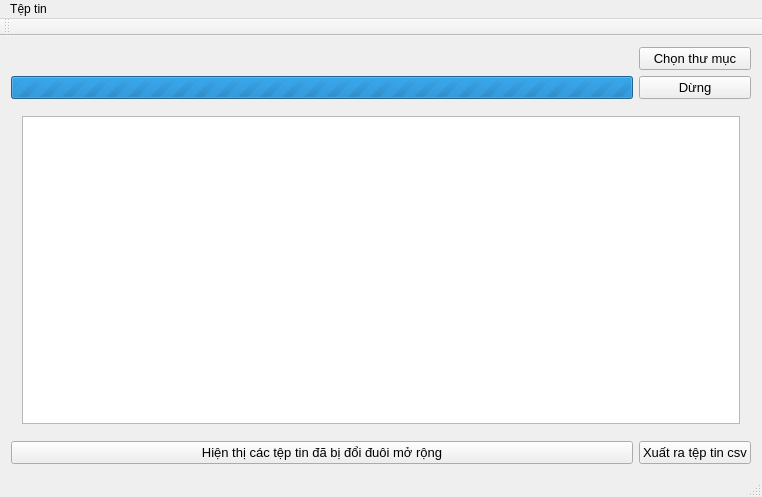
Above: mainwindow.ui from jindojojin/Phan_tich_dinh_dang_that_cua_file before the change. Below: the same form after it.
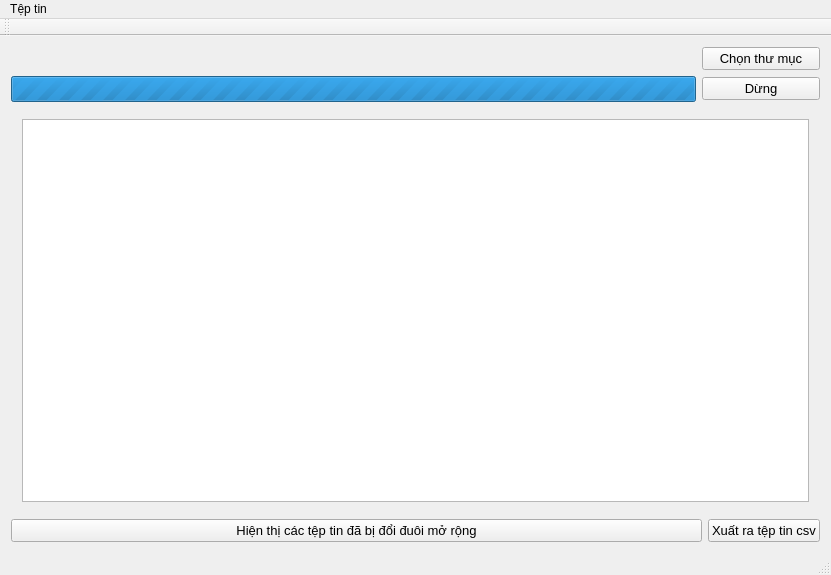
That is the form after the change. The open tabs and pages were chosen to show the change.

Diff of the .ui file:
```diff
--- a/mainwindow.ui
+++ b/mainwindow.ui
@@ -6,8 +6,8 @@
    <rect>
     <x>0</x>
     <y>0</y>
-    <width>762</width>
-    <height>497</height>
+    <width>831</width>
+    <height>575</height>
    </rect>
   </property>
   <property name="windowTitle">
@@ -30,7 +30,7 @@
       </property>
      </widget>
     </item>
-    <item row="0" column="1">
+    <item row="0" column="1" colspan="2">
      <widget class="QPushButton" name="chose_folder_btn">
       <property name="font">
        <font>
@@ -53,6 +53,14 @@
         <verstretch>0</verstretch>
        </sizepolicy>
       </property>
+      <property name="font">
+       <font>
+        <pointsize>11</pointsize>
+       </font>
+      </property>
+      <property name="cursor">
+       <cursorShape>ForbiddenCursor</cursorShape>
+      </property>
       <property name="maximum">
        <number>0</number>
       </property>
@@ -73,7 +81,7 @@
       </property>
      </widget>
     </item>
-    <item row="1" column="1">
+    <item row="1" column="1" colspan="2">
      <widget class="QPushButton" name="stop_btn">
       <property name="font">
        <font>
@@ -88,14 +96,14 @@
       </property>
      </widget>
     </item>
-    <item row="2" column="0" colspan="2">
+    <item row="2" column="0" colspan="3">
      <widget class="QStackedWidget" name="stackedWidget">
       <property name="currentIndex">
        <number>1</number>
       </property>
       <widget class="QWidget" name="page">
        <layout class="QGridLayout" name="gridLayout_4">
-        <item row="0" column="0" colspan="3">
+        <item row="0" column="0" colspan="2">
          <widget class="QTableView" name="tableView">
           <property name="cursor" stdset="0">
            <cursorShape>ArrowCursor</cursorShape>
@@ -156,7 +164,7 @@
       </widget>
      </widget>
     </item>
-    <item row="3" column="0">
+    <item row="3" column="0" colspan="2">
      <widget class="QPushButton" name="change_tab_btn">
       <property name="font">
        <font>
@@ -171,7 +179,7 @@
       </property>
      </widget>
     </item>
-    <item row="3" column="1">
+    <item row="3" column="2">
      <widget class="QPushButton" name="export_csv_btn">
       <property name="font">
        <font>
@@ -193,7 +201,7 @@
     <rect>
      <x>0</x>
      <y>0</y>
-     <width>762</width>
+     <width>831</width>
      <height>25</height>
     </rect>
    </property>
```
Left out of the diff: 5 changed lines with no effect on the pictures.
